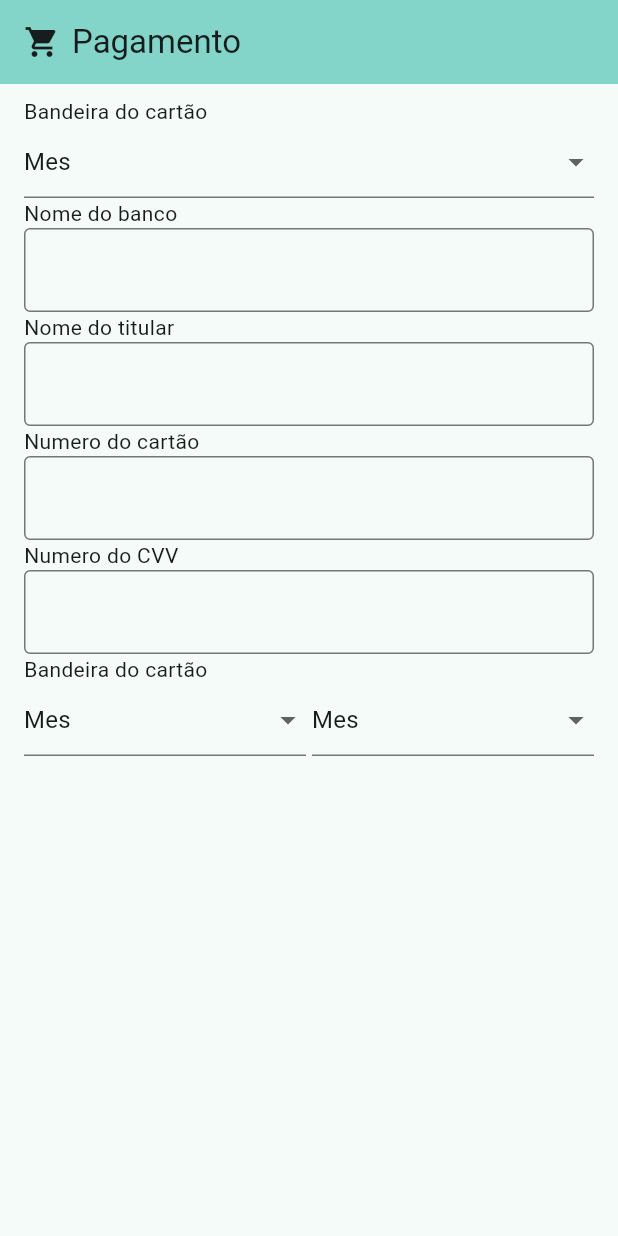
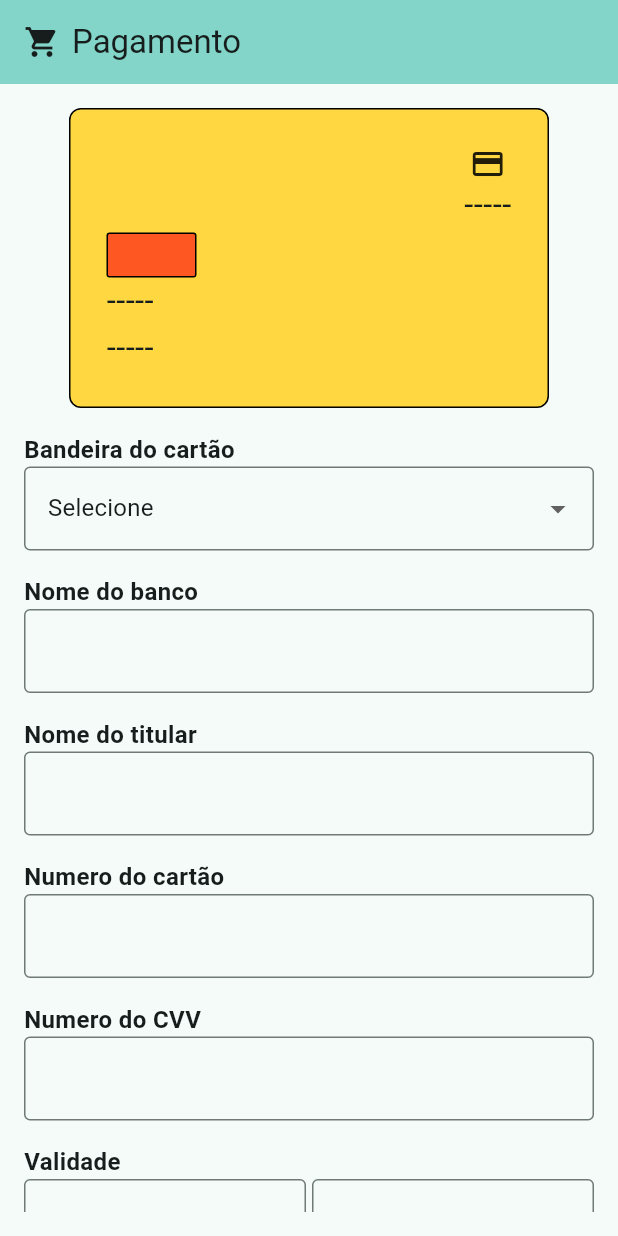
Before and after one commit to otaviohenrique1/app_compras, a Flutter app: the screen it shows after launch, on a phone screen of 412 x 824 dp. Run offline on Flutter 3.47's test engine with Material 2 defaults, Android fonts, the phone set to English and light mode, and no system bars.

Commit message:
Commit 2

```diff
--- /dev/null
+++ b/lib/components/botao.dart
@@ -0,0 +1,43 @@
+import 'package:flutter/material.dart';
+
+class Botao extends StatelessWidget {
+  final void Function() onPressed;
+  final Color fontColor;
+  final Color backgroundColor;
+  final String label;
+  final double fontSize;
+
+  const Botao({
+    super.key,
+    required this.onPressed,
+    required this.fontColor,
+    required this.label,
+    required this.backgroundColor,
+    required this.fontSize,
+  });
+
+  @override
+  Widget build(BuildContext context) {
+    return ElevatedButton(
+      style: ElevatedButton.styleFrom(
+        // textStyle: const TextStyle(fontSize: 20),
+        backgroundColor: backgroundColor,
+        padding: const EdgeInsets.all(8),
+        minimumSize: const Size.fromHeight(33),
+        shape: const RoundedRectangleBorder(
+          borderRadius: BorderRadius.all(
+            Radius.circular(8),
+          ),
+        ),
+      ),
+      onPressed: onPressed,
+      child: Text(
+        label,
+        style: TextStyle(
+          fontSize: fontSize,
+          color: fontColor,
+        ),
+      ),
+    );
+  }
+}
--- a/lib/components/campo_texto.dart
+++ b/lib/components/campo_texto.dart
@@ -1,12 +1,6 @@
 import 'package:flutter/material.dart';
 
 class CampoTexto extends StatelessWidget {
-  final String? labelText;
-  final String? hintText;
-  final TextInputType? keyboardType;
-  final bool? obscureText;
-  final String? initialValue;
-
   const CampoTexto({
     super.key,
     this.keyboardType,
@@ -14,7 +8,17 @@ class CampoTexto extends StatelessWidget {
     this.obscureText,
     this.initialValue,
     this.hintText,
+    this.onChanged,
+    this.onSaved,
   });
+
+  final String? labelText;
+  final String? hintText;
+  final TextInputType? keyboardType;
+  final bool? obscureText;
+  final String? initialValue;
+  final Function(String)? onChanged;
+  final Function(String?)? onSaved;
 
   @override
   Widget build(BuildContext context) {
@@ -25,6 +29,8 @@ class CampoTexto extends StatelessWidget {
         }
         return null;
       },
+      onChanged: onChanged,
+      onSaved: onSaved,
       initialValue: initialValue,
       style: const TextStyle(
         fontSize: 16,
--- a/lib/components/label_campo.dart
+++ b/lib/components/label_campo.dart
@@ -1,12 +1,14 @@
 import 'package:flutter/material.dart';
 
 class LabelCampo extends StatelessWidget {
+  final EdgeInsetsGeometry padding;
   final Widget campo;
   final bool? exibeTitulo;
   final String? titulo;
 
   const LabelCampo({
     super.key,
+    required this.padding,
     required this.campo,
     this.exibeTitulo,
     this.titulo,
@@ -14,17 +16,27 @@ class LabelCampo extends StatelessWidget {
 
   @override
   Widget build(BuildContext context) {
-    return Column(
+    return Padding(
+      padding: padding,
+      child: Column(
         children: [
           Visibility(
-          visible: (exibeTitulo == null || exibeTitulo == false) ? false : true,
+            visible:
+                (exibeTitulo == null || exibeTitulo == false) ? false : true,
             child: Align(
               alignment: Alignment.centerLeft,
-            child: Text((titulo == null) ? "" : titulo!),
+              child: Text(
+                (titulo == null) ? "" : titulo!,
+                style: const TextStyle(
+                  fontSize: 16,
+                  fontWeight: FontWeight.w600,
+                ),
+              ),
             ),
           ),
           campo
         ],
+      ),
     );
   }
 }
--- a/lib/components/select.dart
+++ b/lib/components/select.dart
@@ -41,8 +41,15 @@ class _SelectState extends State<Select> {
           dropdownValue = value!;
         });
       },
-      decoration: const InputDecoration(
-        errorStyle: TextStyle(
+      decoration: InputDecoration(
+        border: OutlineInputBorder(
+          borderSide: const BorderSide(
+            color: Colors.black,
+            width: 1,
+          ),
+          borderRadius: BorderRadius.circular(4),
+        ),
+        errorStyle: const TextStyle(
           color: Colors.red,
           fontSize: 16,
         ),
--- a/lib/pages/homepage.dart
+++ b/lib/pages/homepage.dart
@@ -1,3 +1,4 @@
+import 'package:app_compras/components/botao.dart';
 import 'package:app_compras/components/label_campo.dart';
 import 'package:flutter/material.dart';
 import 'package:app_compras/components/campo_texto.dart';
@@ -29,17 +30,23 @@ class _HomepageState extends State<Homepage> {
         ),
       ),
       body: Padding(
-        padding: const EdgeInsets.symmetric(horizontal: 16, vertical: 8),
+        padding: const EdgeInsets.all(16),
         child: Form(
           key: formKey,
           child: ListView(
             children: <Widget>[
+              Padding(
+                padding: const EdgeInsets.only(bottom: 16),
+                child: Cartao(),
+              ),
               LabelCampo(
+                padding: const EdgeInsets.only(bottom: 16),
                 exibeTitulo: true,
                 titulo: "Bandeira do cartão",
-                campo: Select(lista: listaValidadeMeses),
+                campo: Select(lista: listaBandeirasCartaoCredito),
               ),
               const LabelCampo(
+                padding: EdgeInsets.only(bottom: 16),
                 exibeTitulo: true,
                 titulo: "Nome do banco",
                 campo: CampoTexto(
@@ -47,6 +54,7 @@ class _HomepageState extends State<Homepage> {
                 ),
               ),
               const LabelCampo(
+                padding: EdgeInsets.only(bottom: 16),
                 exibeTitulo: true,
                 titulo: "Nome do titular",
                 campo: CampoTexto(
@@ -54,6 +62,7 @@ class _HomepageState extends State<Homepage> {
                 ),
               ),
               const LabelCampo(
+                padding: EdgeInsets.only(bottom: 16),
                 exibeTitulo: true,
                 titulo: "Numero do cartão",
                 campo: CampoTexto(
@@ -61,6 +70,7 @@ class _HomepageState extends State<Homepage> {
                 ),
               ),
               const LabelCampo(
+                padding: EdgeInsets.only(bottom: 16),
                 exibeTitulo: true,
                 titulo: "Numero do CVV",
                 campo: CampoTexto(
@@ -68,13 +78,149 @@ class _HomepageState extends State<Homepage> {
                 ),
               ),
               LabelCampo(
+                padding: const EdgeInsets.only(bottom: 16),
                 exibeTitulo: true,
-                titulo: "Bandeira do cartão",
+                titulo: "Validade",
                 campo: Row(
                   children: [
-                    Expanded(child: Select(lista: listaValidadeMeses)),
+                    Expanded(
+                      child: Select(
+                        lista: listaValidadeMeses,
+                      ),
+                    ),
                     const SizedBox(width: 4),
-                    Expanded(child: Select(lista: listaValidadeMeses)),
+                    Expanded(
+                      child: Select(
+                        lista: listaValidadeAnos,
+                      ),
+                    ),
+                  ],
+                ),
+              ),
+              Botao(
+                backgroundColor: Colors.blue,
+                label: "Salvar",
+                fontColor: Colors.white,
+                fontSize: 20,
+                onPressed: () {
+                  if (formKey.currentState!.validate()) {
+                    ScaffoldMessenger.of(context).showSnackBar(
+                      const SnackBar(
+                        content: Text(
+                          "Produto editado com sucesso!",
+                          style: TextStyle(fontSize: 16),
+                        ),
+                        showCloseIcon: true,
+                      ),
+                    );
+                  }
+                },
+              ),
+              const SizedBox(height: 8),
+              Botao(
+                backgroundColor: Colors.red,
+                label: "Salvar",
+                fontColor: Colors.white,
+                fontSize: 20,
+                onPressed: () {
+                  if (formKey.currentState!.validate()) {
+                    ScaffoldMessenger.of(context).showSnackBar(
+                      const SnackBar(
+                        content: Text(
+                          "Produto editado com sucesso!",
+                          style: TextStyle(fontSize: 16),
+                        ),
+                        showCloseIcon: true,
+                      ),
+                    );
+                  }
+                },
+              ),
+            ],
+          ),
+        ),
+      ),
+    );
+  }
+}
+
+class Cartao extends StatelessWidget {
+  const Cartao({
+    super.key,
+    this.bandeiraCartaoCredito,
+    this.nomeBanco,
+    this.nomeTitular,
+  });
+
+  final String? bandeiraCartaoCredito;
+  final String? nomeBanco;
+  final String? nomeTitular;
+
+  @override
+  Widget build(BuildContext context) {
+    var validaNomeBanco =
+        (nomeBanco == null || nomeBanco == "") ? "-----" : nomeBanco!;
+    var validaNomeTitular =
+        (nomeTitular == null || nomeTitular == "") ? "-----" : nomeTitular!;
+    var validaBandeiraCartaoCredito =
+        (bandeiraCartaoCredito == null || bandeiraCartaoCredito == "")
+            ? "-----"
+            : bandeiraCartaoCredito!;
+
+    return Center(
+      child: Container(
+        decoration: BoxDecoration(
+          borderRadius: BorderRadius.circular(8),
+          color: Colors.amberAccent,
+          border: Border.all(
+            color: Colors.black,
+            width: 1,
+          ),
+        ),
+        width: 320,
+        height: 200,
+        child: Padding(
+          padding: const EdgeInsets.all(24),
+          child: Column(
+            mainAxisAlignment: MainAxisAlignment.spaceBetween,
+            children: [
+              Align(
+                alignment: Alignment.centerRight,
+                child: Column(
+                  children: [
+                    const Icon(Icons.credit_card),
+                    Text(
+                      validaBandeiraCartaoCredito,
+                      style: const TextStyle(fontSize: 22),
+                    ),
+                  ],
+                ),
+              ),
+              Align(
+                alignment: Alignment.bottomLeft,
+                child: Column(
+                  crossAxisAlignment: CrossAxisAlignment.start,
+                  children: [
+                    Container(
+                      decoration: BoxDecoration(
+                        borderRadius: BorderRadius.circular(2),
+                        color: Colors.deepOrange,
+                        border: Border.all(
+                          color: Colors.black,
+                          width: 1,
+                        ),
+                      ),
+                      width: 60,
+                      height: 30,
+                    ),
+                    Text(
+                      validaNomeBanco,
+                      style: const TextStyle(fontSize: 22),
+                    ),
+                    Text(
+                      validaNomeTitular,
+                      style: const TextStyle(fontSize: 22),
+                    ),
                   ],
                 ),
               ),
@@ -85,8 +231,6 @@ class _HomepageState extends State<Homepage> {
     );
   }
 }
-
-var a = DateTime.now().year;
 
 List<String> listaValidadeMeses =
     ["Mes"] + List.generate(12, (index) => (index + 1).toString());
```
Lines whose indentation alone changed are shown as unchanged.
